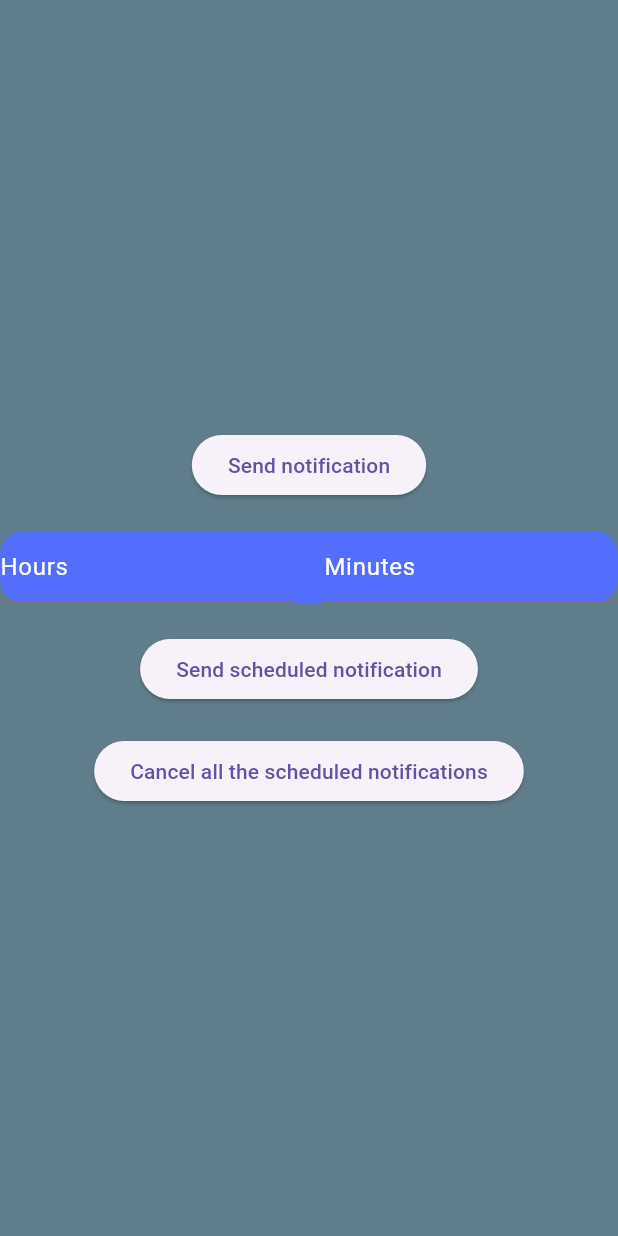
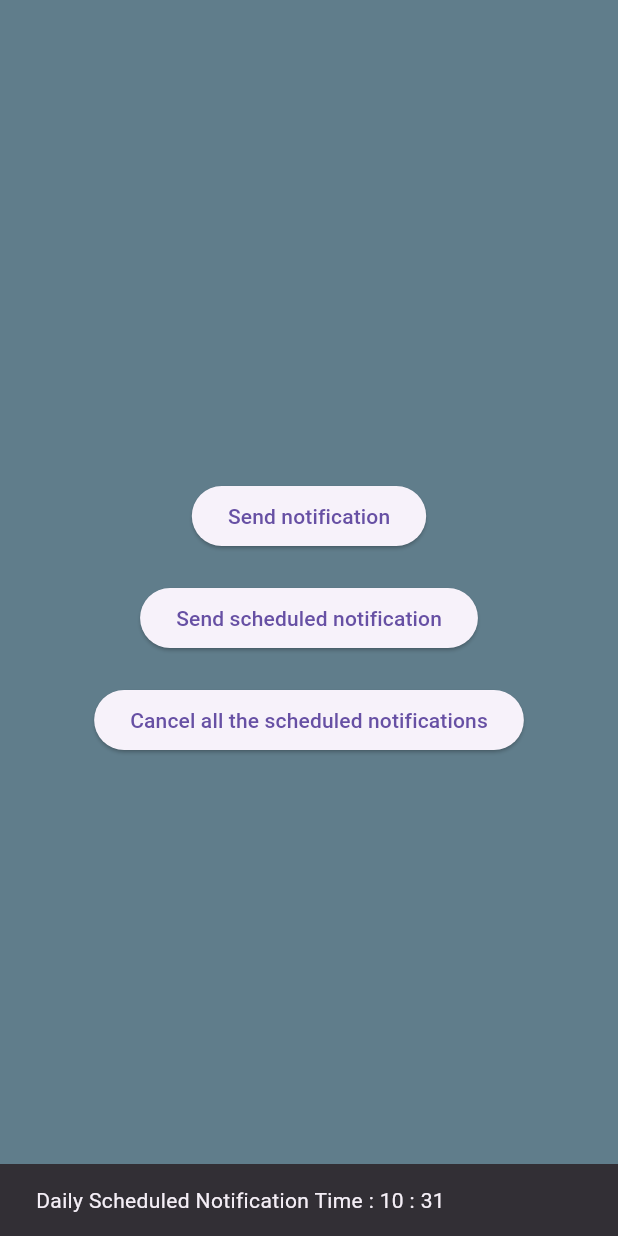
Before and after one commit to erolegerkan/flutter_local_notifications, a Flutter app: the screen it shows after launch, after a tap on "Send scheduled notification", on a phone screen of 412 x 824 dp. Run offline on Flutter 3.47's test engine with Material 3 defaults, Android fonts, the phone set to English and light mode, and no system bars; our stand-ins replace flutter_local_notifications, flutter_timezone, permission_handler, timezone.

Commit message:
[MultipleFiles] {feat} : Changes some design

```diff
--- a/lib/home_page.dart
+++ b/lib/home_page.dart
@@ -2,6 +2,9 @@ import 'dart:developer';
 
 import 'package:flutter/material.dart';
 import 'package:notifications_demo/notification_service.dart';
+import 'package:flutter_timezone/flutter_timezone.dart';
+import 'package:timezone/timezone.dart' as tz;
+import 'package:timezone/data/latest.dart' as tz;
 
 class HomePage extends StatelessWidget {
   const HomePage({super.key});
@@ -9,8 +12,6 @@ class HomePage extends StatelessWidget {
   @override
   Widget build(BuildContext context) {
     int counter = 0;
-    TextEditingController hourController = TextEditingController();
-    TextEditingController minuteController = TextEditingController();
     return Scaffold(
       backgroundColor: Colors.blueGrey,
       body: Center(
@@ -19,68 +20,44 @@ class HomePage extends StatelessWidget {
           children: [
             ElevatedButton(
               onPressed: () {
-                //NotificationService().initNotification;
                 counter++;
                 log("Notification number $counter");
                 NotificationService().showNotification(
                     id: 0,
                     title: "Deneme",
                     body: "Notification number $counter");
+                ScaffoldMessenger.of(context).clearSnackBars();
+                ScaffoldMessenger.of(context).showSnackBar(
+                  SnackBar(
+                    content: Text("Notification number $counter"),
+                  ),
+                );
               },
               child: Text('Send notification'),
             ),
             const SizedBox(height: 20),
-            Container(
-              decoration: BoxDecoration(
-                borderRadius: BorderRadius.circular(16),
-                color: Colors.indigoAccent,
-              ),
-              child: Row(
-                mainAxisAlignment: MainAxisAlignment.center,
-                children: [
-                  Expanded(
-                    child: TextField(
-                      controller: hourController,
-                      decoration: InputDecoration(
-                        hintText: 'Hours',
-                        hintStyle: TextStyle(
-                          color: Colors.white,
-                        ),
-                      ),
-                    ),
-                  ),
-                  const SizedBox(
-                    width: 20,
-                  ),
-                  Expanded(
-                    child: TextField(
-                      controller: minuteController,
-                      decoration: InputDecoration(
-                        hintText: 'Minutes',
-                        hintStyle: TextStyle(
-                          color: Colors.white,
-                        ),
-                      ),
-                    ),
-                  ),
-                ],
-              ),
-            ),
-            const SizedBox(
-              height: 20,
-            ),
             ElevatedButton(
-              onPressed: () {
-                //NotificationService().initNotification;
-                int hour = int.parse(hourController.text);
-                int minute = int.parse(minuteController.text);
+              onPressed: () async {
+                tz.initializeTimeZones();
+                final String currentTimeZone =
+                    await FlutterTimezone.getLocalTimezone();
+                tz.setLocalLocation(tz.getLocation(currentTimeZone));
+                final now = tz.TZDateTime.now(tz.local);
+                int hour = now.hour;
+                int minute = now.minute + 1;
                 NotificationService().scheduledNotification(
                   title: 'Scheduled notification',
                   body: 'Scheduled notification test : $hour : $minute',
                   hour: hour,
                   minute: minute,
                 );
-
+                ScaffoldMessenger.of(context).clearSnackBars();
+                ScaffoldMessenger.of(context).showSnackBar(
+                  SnackBar(
+                    content: Text(
+                        "Daily Scheduled Notification Time : $hour : $minute"),
+                  ),
+                );
                 log("Daily Scheduled Notification Time : $hour : $minute");
               },
               child: Text('Send scheduled notification'),
@@ -90,6 +67,12 @@ class HomePage extends StatelessWidget {
               onPressed: () {
                 NotificationService().cancelAllNotifications();
                 log("All notifications cancelled successfully");
+                ScaffoldMessenger.of(context).clearSnackBars();
+                ScaffoldMessenger.of(context).showSnackBar(
+                  SnackBar(
+                    content: Text("All notifications cancelled successfully"),
+                  ),
+                );
               },
               child: Text('Cancel all the scheduled notifications'),
             ),
--- a/lib/main.dart
+++ b/lib/main.dart
@@ -5,8 +5,6 @@ import 'package:notifications_demo/notification_service.dart';
 void main() {
   WidgetsFlutterBinding.ensureInitialized();
   NotificationService().takeUserPermit();
-  //init notifications
-  //NotificationService().initNotification();
 
   runApp(const MyApp());
 }
```
Also changed, not shown: lib/notification_service.dart (+0 -11 lines).
